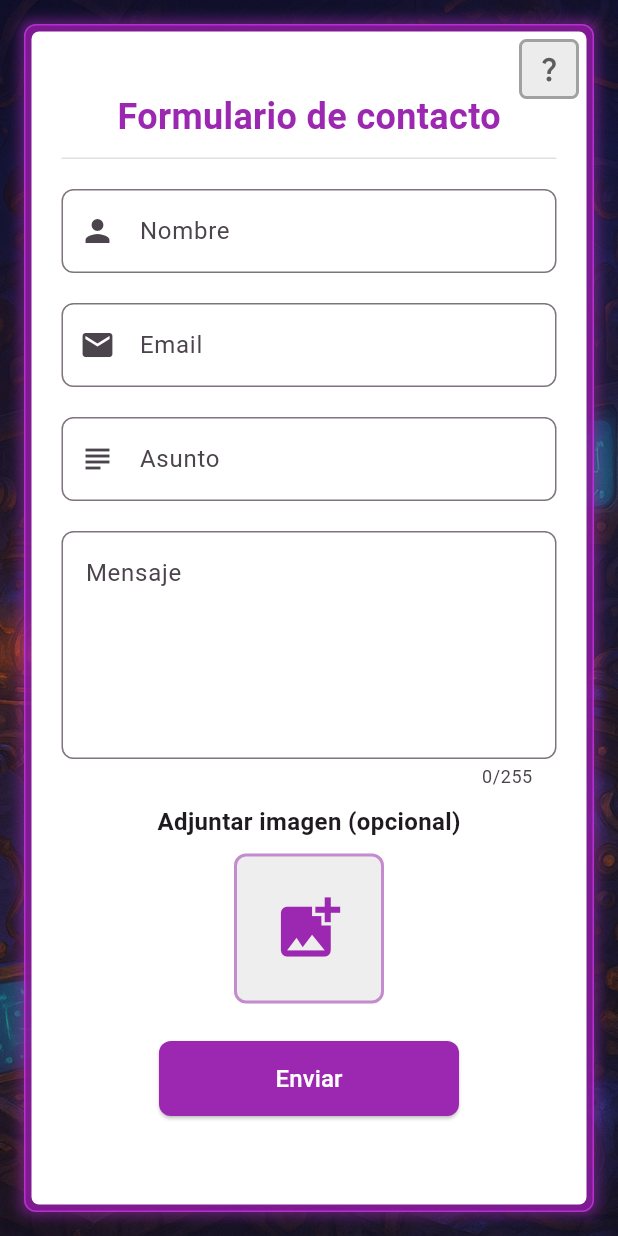
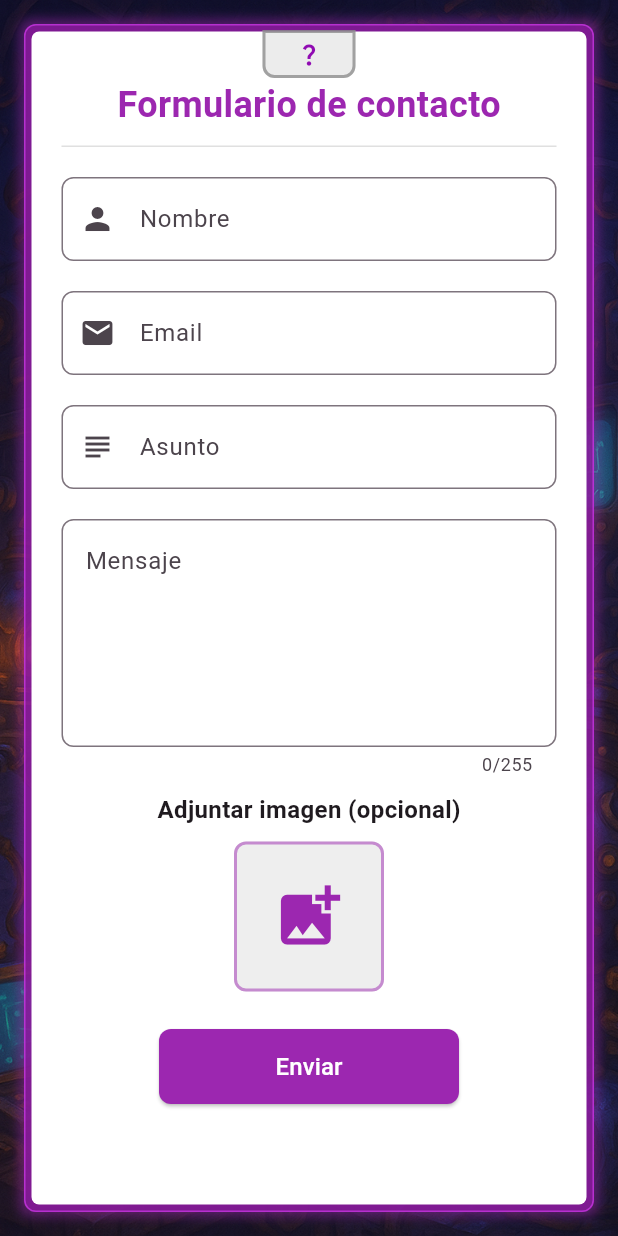
Before and after one commit to RafBel94/bossloot_mobile, a Flutter app: the ContactScreen screen opened directly, on a phone screen of 412 x 824 dp. Run offline on Flutter 3.47's test engine with Material 3 defaults, Android fonts, the phone set to English and light mode, and no system bars; our stand-ins replace flutter_dotenv, flutter_svg, google_fonts, image_picker, loading_indicator, shared_preferences; accounts and stored records are empty; generated files the repository leaves out were written again; network calls fail.

Commit message:
Help button restylized

```diff
--- a/lib/screens/main_screen/profile_screen/settings_screen/contact_screen/contact_screen.dart
+++ b/lib/screens/main_screen/profile_screen/settings_screen/contact_screen/contact_screen.dart
@@ -141,7 +141,7 @@ class _ContactScreenState extends State<ContactScreen> {
                       child: Column(
                         crossAxisAlignment: CrossAxisAlignment.center,
                         children: [
-                          SizedBox(height: 40),
+                          SizedBox(height: 32),
 
                           // Header
                           Text(
@@ -325,23 +325,29 @@ class _ContactScreenState extends State<ContactScreen> {
 
               // Help Icon
               Positioned(
-                top: 10,
-                right: 10,
+                top: 4,
+                right: 0,
+                left: 0,
                 child: GestureDetector(
                   onTap: () {
                     DialogUtil.showContactFormGuideDialog(context);
                   },
+                  child: Center(
                     child: Container(
-                    padding: EdgeInsets.all(8),
+                      padding: EdgeInsets.symmetric(horizontal: 20, vertical: 5),
                       decoration: BoxDecoration(
-                      borderRadius: BorderRadius.circular(5),
+                        borderRadius: BorderRadius.only(
+                          bottomLeft: Radius.circular(8),
+                          bottomRight: Radius.circular(8),
+                        ),
                         color: const Color.fromARGB(84, 196, 196, 196),
                         border: Border.all(color: const Color.fromARGB(185, 133, 133, 133), width: 2),
                       ),
                       child: Icon(
                         Icons.question_mark,
-                      color: const Color.fromARGB(255, 93, 93, 93),
-                      size: 20,
+                        color: const Color.fromARGB(255, 144, 10, 178),
+                        size: 18,
+                      ),
                     ),
                   ),
                 ),
```
Lines whose indentation alone changed are shown as unchanged.
